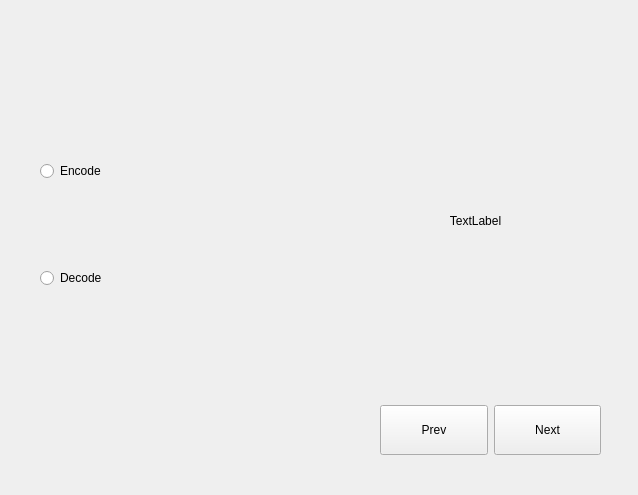
Old version of the form Ricardo/Official/UIFiles/EncodeDecodePage.ui in the repository kevinrmedina/StegoCapstone.
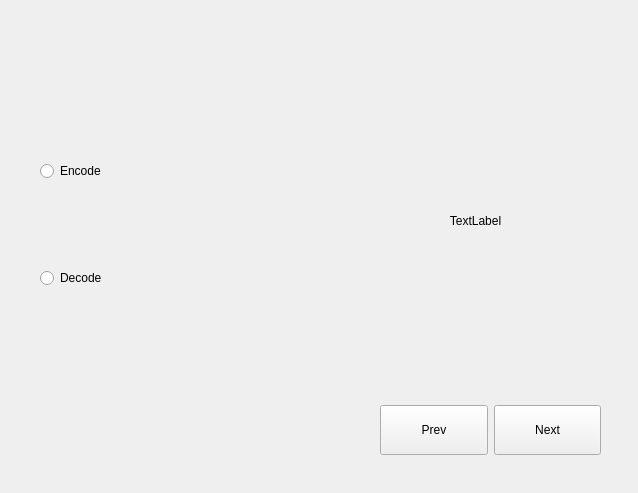
New version of the form.

Diff of the .ui file:
```diff
--- a/Ricardo/Official/UIFiles/EncodeDecodePage.ui
+++ b/Ricardo/Official/UIFiles/EncodeDecodePage.ui
@@ -7,7 +7,7 @@
     <x>0</x>
     <y>0</y>
     <width>638</width>
-    <height>495</height>
+    <height>493</height>
    </rect>
   </property>
   <property name="windowTitle">
```
